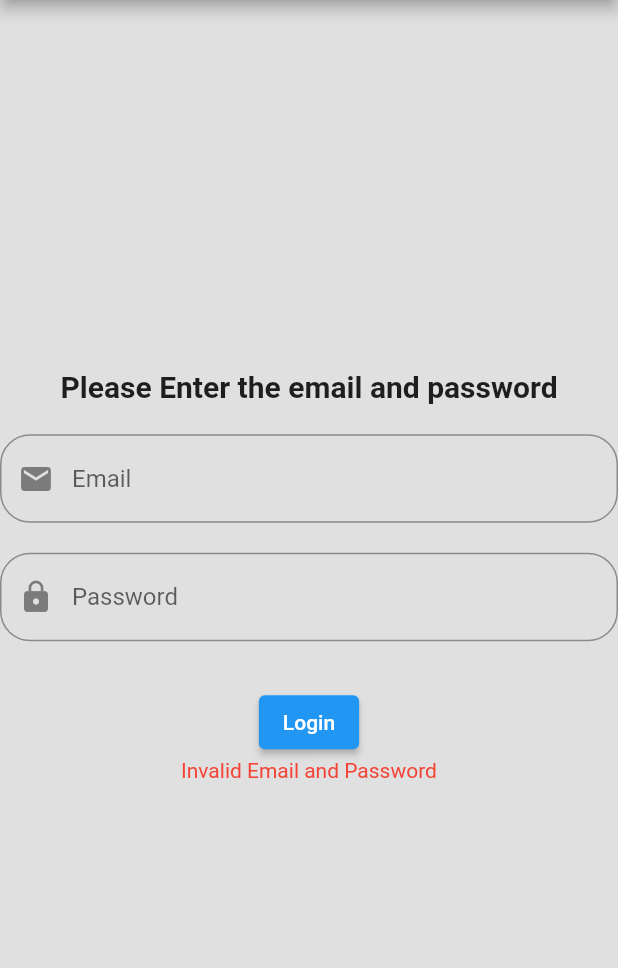
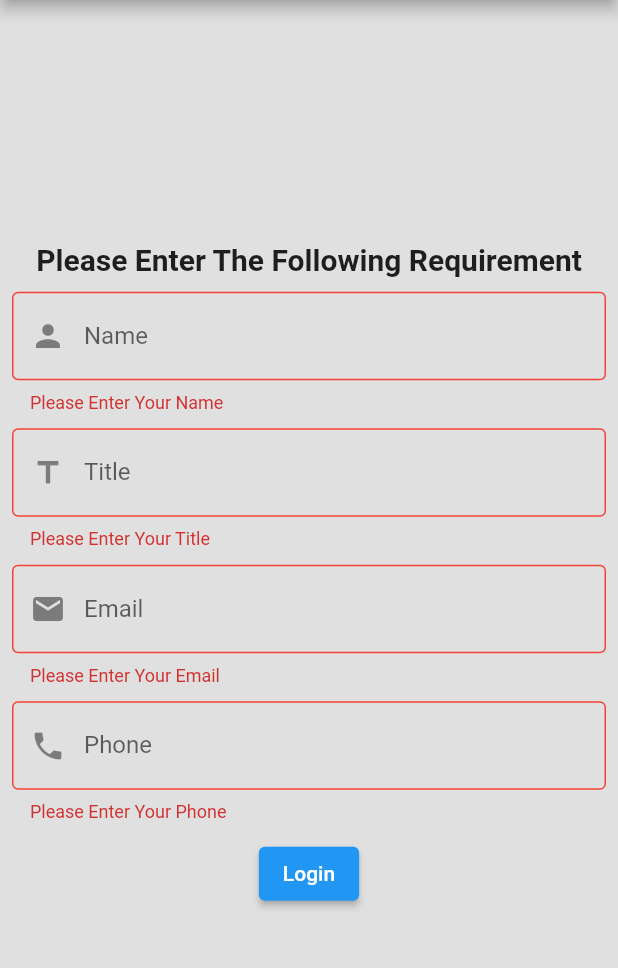
Before and after one commit to Ali-Elsadany/Flutter, a Flutter app: the screen it shows after launch, after a tap on "Login", on a phone screen of 412 x 824 dp, the part 84-1052 px from its top. Run offline on Flutter 3.47's test engine with Material 2 defaults, Android fonts, the phone set to English and light mode, and no system bars.

Commit message:
Final Commit

```diff
--- /dev/null
+++ b/lib/BussinsCardScreen.dart
@@ -0,0 +1,130 @@
+import 'package:flutter/cupertino.dart';
+import 'package:flutter/material.dart';
+import 'package:flutter_test_project/main.dart';
+
+
+class SecondScreen extends StatelessWidget {
+  String name;
+  String title;
+  String email;
+  String phone;
+   SecondScreen(this.name,this.title,this.email,this.phone,{super.key});
+
+  @override
+  Widget build(BuildContext context) {
+    return MaterialApp(
+      debugShowCheckedModeBanner: false,
+      home: Scaffold(
+        appBar: AppBar(
+            backgroundColor: Colors.black,
+            //centerTitle: true,
+            title: Row(children: [Text('Business Card')])
+
+        ),
+        backgroundColor: Colors.grey[300],
+        body: SafeArea(
+
+            child: Center(
+              child: Column(
+                mainAxisAlignment: MainAxisAlignment.center,
+                crossAxisAlignment: CrossAxisAlignment.center,
+                children: [
+                  /*
+                Text('Hello World',
+                  style: TextStyle(fontSize: 35, color: Colors.blue)
+              ),
+                Text('Hello World',
+                    style: TextStyle(fontSize: 35, color: Colors.blue)
+                ),
+              Icon(Icons.face,size: 55,color: Colors.blue,),
+              */
+                  /*
+                Container(
+                  width: 300,
+                  height: 30,
+
+                  decoration: BoxDecoration(
+                    color: Colors.white,
+                    borderRadius: BorderRadius.circular(35)
+                  ),
+                  child: Center(
+                  child: Text('KING')
+                  )
+
+                 */
+                  /*
+                SizedBox(
+                  width: double.infinity,
+                  height: 300,
+                  child: Image.asset('assets/images/Knight.jpg'),
+                ),
+                SizedBox(
+                  width: double.infinity,
+                  height: 300,
+                  child: Image.network('https://media.istockphoto.com/id/173838005/photo/black-pawn.jpg?s=612x612&w=0&k=20&c=5C-60Q9jSyakRXItxs47mrCkKKECKTcPiIGSD7RYC5U='),
+                )
+
+                 */
+
+                  CircleAvatar(
+                    backgroundColor: Colors.black,
+                    radius: 100,
+                    backgroundImage: AssetImage('assets/images/Ali.png'),
+                  ),
+                  SizedBox(height: 30,),
+                  Text('Ali Elsadany',style: TextStyle(fontSize: 35,fontWeight: FontWeight.bold)),
+                  SizedBox(height: 0,),
+                  Text('Android Developer',style: TextStyle(fontSize: 20,fontWeight: FontWeight.bold)),
+                  SizedBox(height: 20,),
+                  Container(
+                    height: 30,
+                    width: 300,
+                    decoration: BoxDecoration(
+                      color: Colors.white,
+                    ),
+                    child: Row(
+                      children: [
+                        Icon(Icons.phone),
+                        SizedBox(width: 20),
+                        Text('01147722385')
+                      ],
+                    ),
+                  ),
+                  SizedBox(height: 10,),
+                  Container(
+                    height: 30,
+                    width: 300,
+                    decoration: BoxDecoration(
+                      color: Colors.white,
+                    ),
+                    child: Row(
+                      children: [
+                        Icon(Icons.mail),
+                        SizedBox(width: 20),
+                        Text('alieelsadany@gmail.com')
+                      ],
+                    ),
+                  ),
+                  SizedBox(height: 30,),
+                  ElevatedButton(
+                      onPressed: (){
+                        Navigator.pop(context);
+                      },
+                      child: Text('Back'),),
+                  SizedBox(height: 15,),
+                  Text('Welcome $name',style: TextStyle(fontSize: 30),),
+                  SizedBox(height: 15,),
+                  Text(title,style: TextStyle(fontSize: 30),),
+                  SizedBox(height: 15,),
+                  Text('Email: $email',style: TextStyle(fontSize: 30),),
+                  SizedBox(height: 15,),
+                  Text('Phone: $phone',style: TextStyle(fontSize: 30),),
+                ],
+              ),
+            )
+
+        ),
+      ),
+    );
+  }
+}
--- a/lib/Task.dart
+++ b/lib/Task.dart
@@ -1,118 +1,172 @@
-import 'package:flutter/cupertino.dart';
+
 import 'package:flutter/material.dart';
-import 'package:flutter_test_project/main.dart';
 
+import 'BussinsCardScreen.dart';
 
-class SecondScreen extends StatelessWidget {
-  const SecondScreen({super.key});
+class FirstScreenTask extends StatelessWidget {
+  @override
+  Widget build(BuildContext context) {
+    return MaterialApp(
+      home: Task(),
+    );
+  }
+
+}
+
+class Task extends StatefulWidget {
+  @override
+  contain createState() => contain();
+}
+
+class contain extends State<Task>{
+  final formKey = GlobalKey<FormState>();
+  TextEditingController nameController = TextEditingController();
+  TextEditingController titleController = TextEditingController();
+  TextEditingController emailController = TextEditingController();
+  TextEditingController phoneController = TextEditingController();
 
   @override
   Widget build(BuildContext context) {
-    return MaterialApp(
-      debugShowCheckedModeBanner: false,
-      home: Scaffold(
+    return Scaffold(
       appBar: AppBar(
+        leading: Icon(Icons.table_rows),
+        centerTitle: true,
+        title: Text('Login'),
+        actions: [Icon(Icons.account_circle_sharp)],
         backgroundColor: Colors.black,
-            //centerTitle: true,
-            title: Row(children: [Text('Business Card')])
-
       ),
         backgroundColor: Colors.grey[300],
         body: SafeArea(
-
           child: Center(
+            child: Padding(
+              padding: const EdgeInsets.all(8.0),
+              child: Form(
+                key: formKey,
                 child: Column(
                   mainAxisAlignment: MainAxisAlignment.center,
                   crossAxisAlignment: CrossAxisAlignment.center,
                   children: [
-                  /*
-                Text('Hello World',
-                  style: TextStyle(fontSize: 35, color: Colors.blue)
+                    Text('Please Enter The Following Requirement',
+                        style: TextStyle(fontSize: 20,fontWeight: FontWeight.bold)),
+                    SizedBox(height: 10,),
+
+                    // Name
+
+                  TextFormField(
+                  keyboardType: TextInputType.name,
+                  controller: nameController,
+                  decoration: InputDecoration(
+                    prefixIcon: Icon(Icons.person),
+                    hintText: 'Name',
+                    focusedBorder: OutlineInputBorder(
+                      borderSide: BorderSide(color: Colors.blue),
+                      borderRadius: BorderRadius.circular(20)
                     ),
-                Text('Hello World',
-                    style: TextStyle(fontSize: 35, color: Colors.blue)
+                    border: OutlineInputBorder(borderRadius: BorderRadius.circular(20)),
+                    errorBorder: OutlineInputBorder(borderSide: BorderSide(color: Colors.red)),
+                    labelText: 'Name',
                   ),
-              Icon(Icons.face,size: 55,color: Colors.blue,),
-              */
-                  /*
-                Container(
-                  width: 300,
-                  height: 30,
+                    validator: (value){
+                    if(value!.isEmpty){
+                      return 'Please Enter Your Name';
+                    }
+                    return null;
+                    },
+                  ),
+                    SizedBox(height: 10,),
 
-                  decoration: BoxDecoration(
-                    color: Colors.white,
-                    borderRadius: BorderRadius.circular(35)
+                    // Title
+
+                    TextFormField(
+                      keyboardType: TextInputType.text,
+                      controller: titleController,
+                      decoration: InputDecoration(
+                        prefixIcon: Icon(Icons.title),
+                        hintText: 'Title',
+                        focusedBorder: OutlineInputBorder(
+                            borderSide: BorderSide(color: Colors.blue),
+                            borderRadius: BorderRadius.circular(20)
                         ),
-                  child: Center(
-                  child: Text('KING')
-                  )
+                        border: OutlineInputBorder(borderRadius: BorderRadius.circular(20)),
+                        errorBorder: OutlineInputBorder(borderSide: BorderSide(color: Colors.red)),
+                        labelText: 'Title',
+                      ),
+                      validator: (value){
+                        if(value!.isEmpty){
+                          return 'Please Enter Your Title';
+                        }
+                        return null;
+                      },
+                    ),
+                    SizedBox(height: 10,),
 
-                 */
-                  /*
-                SizedBox(
-                  width: double.infinity,
-                  height: 300,
-                  child: Image.asset('assets/images/Knight.jpg'),
+                    // Email
+
+                    TextFormField(
+                      keyboardType: TextInputType.emailAddress,
+                      controller: emailController,
+                      decoration: InputDecoration(
+                        prefixIcon: Icon(Icons.mail),
+                        hintText: 'Email',
+                        focusedBorder: OutlineInputBorder(
+                            borderSide: BorderSide(color: Colors.blue),
+                            borderRadius: BorderRadius.circular(20)
                         ),
-                SizedBox(
-                  width: double.infinity,
-                  height: 300,
-                  child: Image.network('https://media.istockphoto.com/id/173838005/photo/black-pawn.jpg?s=612x612&w=0&k=20&c=5C-60Q9jSyakRXItxs47mrCkKKECKTcPiIGSD7RYC5U='),
-                )
+                        border: OutlineInputBorder(borderRadius: BorderRadius.circular(20)),
+                        errorBorder: OutlineInputBorder(borderSide: BorderSide(color: Colors.red)),
+                        labelText: 'Email',
+                      ),
+                      validator: (value){
+                        if(value!.isEmpty){
+                          return 'Please Enter Your Email';
+                        }
+                        return null;
+                      },
+                    ),
+                    SizedBox(height: 10,),
 
-                 */
+                    // Phone
 
-                  CircleAvatar(
-                    backgroundColor: Colors.black,
-                    radius: 100,
-                    backgroundImage: AssetImage('assets/images/Ali.png'),
+                    TextFormField(
+                      keyboardType: TextInputType.phone,
+                      controller: phoneController,
+                      decoration: InputDecoration(
+                        prefixIcon: Icon(Icons.phone),
+                        hintText: 'Phone',
+                        focusedBorder: OutlineInputBorder(
+                            borderSide: BorderSide(color: Colors.blue),
+                            borderRadius: BorderRadius.circular(20)
                         ),
-                  SizedBox(height: 30,),
-                  Text('Ali Elsadany',style: TextStyle(fontSize: 35,fontWeight: FontWeight.bold)),
-                  SizedBox(height: 0,),
-                  Text('Android Developer',style: TextStyle(fontSize: 20,fontWeight: FontWeight.bold)),
-                  SizedBox(height: 20,),
-                  Container(
-                    height: 30,
-                    width: 300,
-                    decoration: BoxDecoration(
-                      color: Colors.white,
+                        border: OutlineInputBorder(borderRadius: BorderRadius.circular(20)),
+                        errorBorder: OutlineInputBorder(borderSide: BorderSide(color: Colors.red)),
+                        labelText: 'Phone',
                       ),
-                    child: Row(
-                      children: [
-                        Icon(Icons.phone),
-                        SizedBox(width: 20),
-                        Text('01147722385')
+                      validator: (value){
+                        if(value!.isEmpty){
+                          return 'Please Enter Your Phone';
+                        }
+                        return null;
+                      },
+                    ),
+                    SizedBox(height: 10,),
+                    ElevatedButton(
+                        onPressed:(){
+                          if(formKey.currentState!.validate()) {
+                            Navigator.push(
+                                context, MaterialPageRoute(builder: (context) =>
+                                    SecondScreen(nameController.text, titleController.text, emailController.text, phoneController.text)));
+    }
+    },
+                        //Navigator.push(
+                            //context, MaterialPageRoute(builder: (context) => SecondScreen(nameController.text,titleController.text,emailController.text,phoneController.text)));},
+                        child: Text('Login')),
+
     ],
     ),
               ),
-                  SizedBox(height: 10,),
-                  Container(
-                    height: 30,
-                    width: 300,
-                    decoration: BoxDecoration(
-                      color: Colors.white,
-                    ),
-                    child: Row(
-                      children: [
-                        Icon(Icons.mail),
-                        SizedBox(width: 20),
-                        Text('alieelsadany@gmail.com')
-                      ],
             ),
     ),
-                  SizedBox(height: 30,),
-                  ElevatedButton(
-                      onPressed: (){
-                        Navigator.pop(context);
-                      },
-                      child: Text('Back'),),
-                ],
-              ),
     )
-
-        ),
-      ),
     );
   }
 }
```
Also changed, not shown: lib/main.dart (+55 -14 lines). Lines whose indentation alone changed are shown as unchanged.
